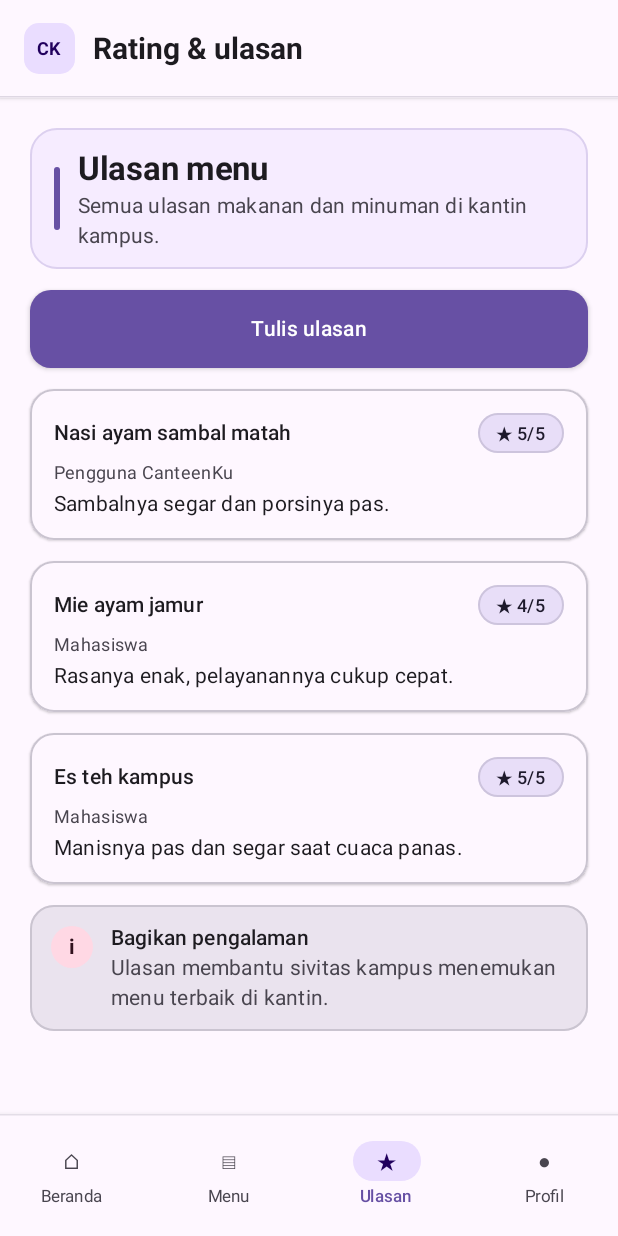
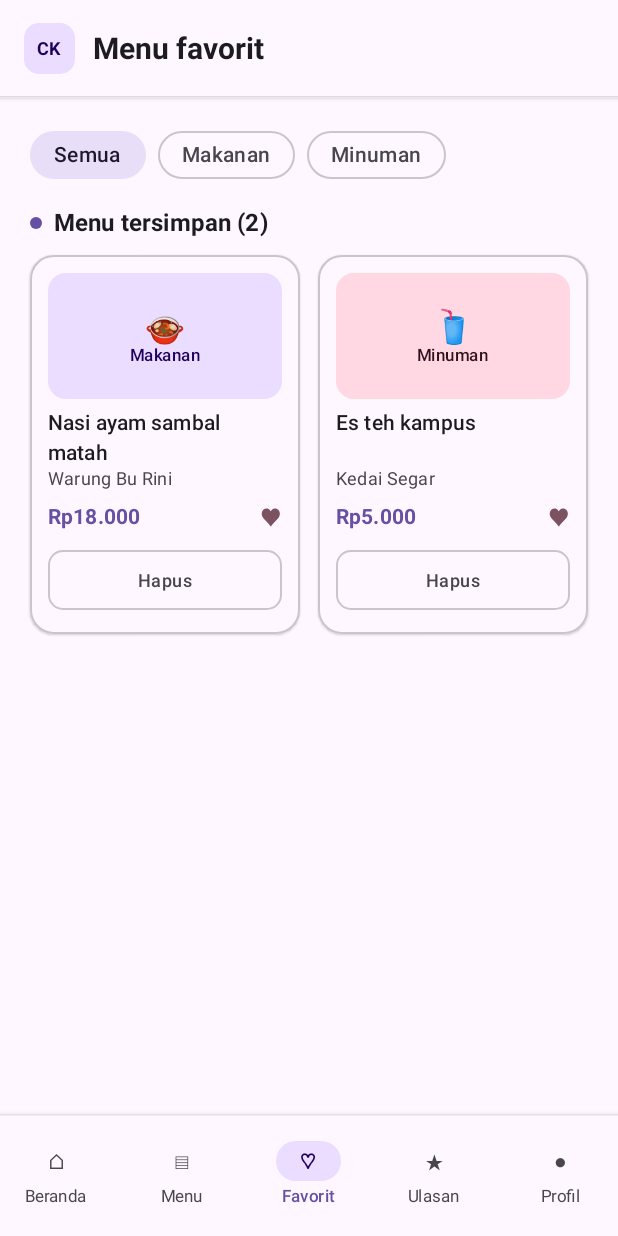
Before and after one commit to Yknov/pamproject, an Android app built with Jetpack Compose: the UserHomeScreen screen opened through its navigation route, item 3 of the bottom bar chosen, on a phone screen of 412 x 824 dp. Run offline under Robolectric (Android 15) with nearby library versions, the phone set to English and light mode, and no system bars.

Commit message:
Implement favorites module (feature 4) with ViewModel and NavHost integration

```diff
--- /dev/null
+++ b/app/src/main/java/yk/example/pamproject/data/favorites/InMemoryFavoriteRepository.kt
@@ -0,0 +1,64 @@
+package yk.example.pamproject.data.favorites
+
+import kotlinx.coroutines.flow.MutableStateFlow
+import kotlinx.coroutines.flow.StateFlow
+import kotlinx.coroutines.flow.asStateFlow
+import kotlinx.coroutines.flow.update
+import yk.example.pamproject.domain.favorites.model.FavoriteMenu
+import yk.example.pamproject.domain.favorites.repository.FavoriteRepository
+
+/**
+ * In-memory implementation of [FavoriteRepository] supporting Read, Insert, and Delete operations
+ * before Supabase backend integration.
+ */
+class InMemoryFavoriteRepository(
+    initialFavorites: List<FavoriteMenu> = defaultSeedFavorites(),
+) : FavoriteRepository {
+
+    private val _favorites = MutableStateFlow(initialFavorites)
+    override val favorites: StateFlow<List<FavoriteMenu>> = _favorites.asStateFlow()
+
+    override fun getFavorites(): List<FavoriteMenu> = _favorites.value
+
+    override fun addFavorite(menu: FavoriteMenu) {
+        _favorites.update { current ->
+            if (current.any { it.menuName.equals(menu.menuName, ignoreCase = true) }) {
+                current
+            } else {
+                current + menu
+            }
+        }
+    }
+
+    override fun removeFavorite(menuName: String) {
+        _favorites.update { current ->
+            current.filterNot { it.menuName.equals(menuName, ignoreCase = true) }
+        }
+    }
+
+    override fun isFavorite(menuName: String): Boolean =
+        _favorites.value.any { it.menuName.equals(menuName, ignoreCase = true) }
+
+    companion object {
+        fun defaultSeedFavorites(): List<FavoriteMenu> = listOf(
+            FavoriteMenu(
+                id = "fav-1",
+                menuName = "Nasi ayam sambal matah",
+                standName = "Warung Bu Rini",
+                price = "Rp18.000",
+                category = "Makanan",
+                description = "Nasi hangat dengan ayam suwir bumbu sambal matah segar khas kantin kampus.",
+                isSubscribedStand = true,
+            ),
+            FavoriteMenu(
+                id = "fav-2",
+                menuName = "Es teh kampus",
+                standName = "Kedai Segar",
+                price = "Rp5.000",
+                category = "Minuman",
+                description = "Es teh manis racikan segar untuk menemani waktu istirahat kuliah.",
+                isSubscribedStand = true,
+            ),
+        )
+    }
+}
--- /dev/null
+++ b/app/src/main/java/yk/example/pamproject/domain/favorites/model/FavoriteMenu.kt
@@ -0,0 +1,14 @@
+package yk.example.pamproject.domain.favorites.model
+
+/**
+ * Domain model representing a user's favorite menu item from a canteen stand.
+ */
+data class FavoriteMenu(
+    val id: String,
+    val menuName: String,
+    val standName: String,
+    val price: String,
+    val category: String,
+    val description: String,
+    val isSubscribedStand: Boolean = true,
+)
--- /dev/null
+++ b/app/src/main/java/yk/example/pamproject/domain/favorites/repository/FavoriteRepository.kt
@@ -0,0 +1,19 @@
+package yk.example.pamproject.domain.favorites.repository
+
+import kotlinx.coroutines.flow.StateFlow
+import yk.example.pamproject.domain.favorites.model.FavoriteMenu
+
+/**
+ * Contract for managing the user's favorite menus (Read, Insert, Delete).
+ */
+interface FavoriteRepository {
+    val favorites: StateFlow<List<FavoriteMenu>>
+
+    fun getFavorites(): List<FavoriteMenu>
+
+    fun addFavorite(menu: FavoriteMenu)
+
+    fun removeFavorite(menuName: String)
+
+    fun isFavorite(menuName: String): Boolean
+}
--- a/app/src/main/java/yk/example/pamproject/navigation/AppDestination.kt
+++ b/app/src/main/java/yk/example/pamproject/navigation/AppDestination.kt
@@ -13,4 +13,6 @@ enum class AppDestination {
     Reviews,
     ReviewDetail,
     ReviewForm,
+    Favorites,
+    FavoriteDetail,
 }
--- a/app/src/main/java/yk/example/pamproject/navigation/AppNavHost.kt
+++ b/app/src/main/java/yk/example/pamproject/navigation/AppNavHost.kt
@@ -1,10 +1,12 @@
 package yk.example.pamproject.navigation
 
 import androidx.compose.runtime.Composable
+import androidx.compose.runtime.collectAsState
 import androidx.compose.runtime.getValue
 import androidx.compose.runtime.mutableStateOf
 import androidx.compose.runtime.saveable.rememberSaveable
 import androidx.compose.runtime.setValue
+import androidx.lifecycle.viewmodel.compose.viewModel
 import androidx.navigation.NavHostController
 import androidx.navigation.compose.NavHost
 import androidx.navigation.compose.composable
@@ -14,7 +16,11 @@ import yk.example.pamproject.ui.auth.RegisterScreen
 import yk.example.pamproject.ui.catalog.CatalogDetailScreen
 import yk.example.pamproject.ui.catalog.CatalogFormScreen
 import yk.example.pamproject.ui.catalog.CatalogListScreen
+import yk.example.pamproject.ui.catalog.demoMenus
 import yk.example.pamproject.ui.components.CanteenNavItem
+import yk.example.pamproject.ui.favorites.FavoriteViewModel
+import yk.example.pamproject.ui.favorites.detail.FavoriteDetailScreen
+import yk.example.pamproject.ui.favorites.list.FavoriteScreen
 import yk.example.pamproject.ui.home.admin.AdminHomeScreen
 import yk.example.pamproject.ui.home.user.UserHomeScreen
 import yk.example.pamproject.ui.profile.EditProfileScreen
@@ -33,10 +39,14 @@ fun AppNavHost(
     var selectedItem by rememberSaveable { mutableStateOf("") }
     var editing by rememberSaveable { mutableStateOf(false) }
 
+    val favoriteViewModel: FavoriteViewModel = viewModel()
+    val favoriteUiState by favoriteViewModel.uiState.collectAsState()
+
     val homeDestination = if (isAdmin) AppDestination.AdminHome else AppDestination.UserHome
     val userNav = listOf(
         CanteenNavItem("Beranda", AppDestination.UserHome),
         CanteenNavItem("Menu", AppDestination.Catalog),
+        CanteenNavItem("Favorit", AppDestination.Favorites),
         CanteenNavItem("Ulasan", AppDestination.Reviews),
         CanteenNavItem("Profil", AppDestination.Profile),
     )
@@ -50,6 +60,9 @@ fun AppNavHost(
     val navigate: (AppDestination) -> Unit = { target ->
         if (target == AppDestination.Reviews) {
             selectedItem = ""
+        }
+        if (target == AppDestination.Favorites) {
+            favoriteViewModel.clearMessages()
         }
         navController.navigate(target.name) {
             launchSingleTop = true
@@ -168,9 +181,15 @@ fun AppNavHost(
             )
         }
         composable(AppDestination.CatalogDetail.name) {
+            val activeMenu = demoMenus.firstOrNull { it.name == selectedItem } ?: demoMenus.first()
+            val isFavorite = favoriteUiState.favorites.any {
+                it.menuName.equals(activeMenu.name, ignoreCase = true)
+            }
             CatalogDetailScreen(
                 menuName = selectedItem,
                 isAdmin = isAdmin,
+                isFavorite = isFavorite,
+                onToggleFavorite = { favoriteViewModel.toggleFavorite(activeMenu) },
                 onBack = {
                     if (!navController.popBackStack()) {
                         navController.navigate(AppDestination.Catalog.name)
@@ -254,5 +273,40 @@ fun AppNavHost(
                 },
             )
         }
+        composable(AppDestination.Favorites.name) {
+            FavoriteScreen(
+                uiState = favoriteUiState,
+                navItems = navItems,
+                selectedDestination = AppDestination.Favorites,
+                onNavigate = navigate,
+                onSelectCategory = favoriteViewModel::selectCategory,
+                onOpenFavorite = { menuName ->
+                    selectedItem = menuName
+                    favoriteViewModel.clearMessages()
+                    navController.navigate(AppDestination.FavoriteDetail.name)
+                },
+                onRemoveFavorite = favoriteViewModel::removeFavorite,
+            )
+        }
+        composable(AppDestination.FavoriteDetail.name) {
+            val selectedFavorite = favoriteUiState.favorites.firstOrNull {
+                it.menuName.equals(selectedItem, ignoreCase = true)
+            }
+            FavoriteDetailScreen(
+                favorite = selectedFavorite,
+                reorderMessage = favoriteUiState.reorderMessage,
+                onBack = {
+                    if (!navController.popBackStack()) {
+                        navController.navigate(AppDestination.Favorites.name)
+                    }
+                },
+                onQuickReorder = {
+                    selectedFavorite?.let {
+                        favoriteViewModel.quickReorder(it.menuName)
+                    }
+                },
+                onRemoveFavorite = favoriteViewModel::removeFavorite,
+            )
+        }
     }
 }
--- a/app/src/main/java/yk/example/pamproject/ui/components/CanteenComponents.kt
+++ b/app/src/main/java/yk/example/pamproject/ui/components/CanteenComponents.kt
@@ -177,6 +177,7 @@ fun CanteenScaffold(
 private fun navSymbolForDestination(destination: AppDestination): String = when (destination) {
     AppDestination.UserHome, AppDestination.AdminHome -> "⌂"
     AppDestination.Catalog -> "▤"
+    AppDestination.Favorites -> "♡"
     AppDestination.Reviews -> "★"
     AppDestination.Profile -> "●"
     else -> "•"
--- /dev/null
+++ b/app/src/main/java/yk/example/pamproject/ui/favorites/FavoriteViewModel.kt
@@ -0,0 +1,103 @@
+package yk.example.pamproject.ui.favorites
+
+import androidx.lifecycle.ViewModel
+import kotlinx.coroutines.flow.MutableStateFlow
+import kotlinx.coroutines.flow.StateFlow
+import kotlinx.coroutines.flow.asStateFlow
+import kotlinx.coroutines.flow.update
+import yk.example.pamproject.data.favorites.InMemoryFavoriteRepository
+import yk.example.pamproject.domain.favorites.model.FavoriteMenu
+import yk.example.pamproject.domain.favorites.repository.FavoriteRepository
+import yk.example.pamproject.ui.catalog.DemoMenu
+
+/**
+ * UI state for the Favorites & Subscriptions module.
+ */
+data class FavoriteUiState(
+    val favorites: List<FavoriteMenu> = emptyList(),
+    val selectedCategory: String = "Semua",
+    val reorderMessage: String? = null,
+    val statusMessage: String? = null,
+)
+
+/**
+ * ViewModel managing favorite menu state, category filtering, CRUD actions, and quick re-order.
+ */
+class FavoriteViewModel(
+    private val repository: FavoriteRepository = InMemoryFavoriteRepository(),
+) : ViewModel() {
+
+    private val _uiState = MutableStateFlow(
+        FavoriteUiState(favorites = repository.getFavorites()),
+    )
+    val uiState: StateFlow<FavoriteUiState> = _uiState.asStateFlow()
+
+    fun selectCategory(category: String) {
+        _uiState.update { it.copy(selectedCategory = category) }
+    }
+
+    fun isFavorite(menuName: String): Boolean = repository.isFavorite(menuName)
+
+    fun addFavorite(menu: DemoMenu) {
+        repository.addFavorite(menu.toFavoriteMenu())
+        _uiState.update {
+            it.copy(
+                favorites = repository.getFavorites(),
+                statusMessage = "${menu.name} ditambahkan ke daftar favorit.",
+            )
+        }
+    }
+
+    fun removeFavorite(menuName: String) {
+        repository.removeFavorite(menuName)
+        _uiState.update {
+            it.copy(
+                favorites = repository.getFavorites(),
+                statusMessage = "$menuName dihapus dari daftar favorit.",
+                reorderMessage = null,
+            )
+        }
+    }
+
+    fun toggleFavorite(menu: DemoMenu) {
+        if (isFavorite(menu.name)) {
+            removeFavorite(menu.name)
+        } else {
+            addFavorite(menu)
+        }
+    }
+
+    fun quickReorder(
+        menuName: String,
+        portionCount: Int? = null,
+        orderType: String? = null,
+    ) {
+        val message = if (portionCount != null && orderType != null) {
+            "Pesanan cepat $portionCount× $menuName ($orderType) disiapkan. Estimasi siap dalam 10 menit."
+        } else {
+            "Pesanan ulang untuk $menuName disiapkan. Estimasi siap dalam 10 menit."
+        }
+        _uiState.update {
+            it.copy(reorderMessage = message)
+        }
+    }
+
+    fun clearMessages() {
+        _uiState.update {
+            it.copy(
+                reorderMessage = null,
+                statusMessage = null,
+            )
+        }
+    }
+
+    private fun DemoMenu.toFavoriteMenu(): FavoriteMenu = FavoriteMenu(
+        id = "fav-${name.lowercase().replace(" ", "-")}",
+        menuName = name,
+        standName = stand,
+        price = price,
+        category = category,
+        description = "Menu favorit dari $stand ($category). Siap dipesan kembali dengan cepat.",
+        isSubscribedStand = true,
+    )
+}
--- /dev/null
+++ b/app/src/main/java/yk/example/pamproject/ui/favorites/components/FavoriteComponents.kt
@@ -0,0 +1,132 @@
+package yk.example.pamproject.ui.favorites.components
+
+import androidx.compose.foundation.BorderStroke
+import androidx.compose.foundation.layout.Arrangement
+import androidx.compose.foundation.layout.Column
+import androidx.compose.foundation.layout.PaddingValues
+import androidx.compose.foundation.layout.Row
+import androidx.compose.foundation.layout.fillMaxWidth
+import androidx.compose.foundation.layout.height
+import androidx.compose.foundation.layout.padding
+import androidx.compose.foundation.shape.RoundedCornerShape
+import androidx.compose.material3.MaterialTheme
+import androidx.compose.material3.OutlinedButton
+import androidx.compose.material3.Surface
+import androidx.compose.material3.Text
+import androidx.compose.runtime.Composable
+import androidx.compose.ui.Alignment
+import androidx.compose.ui.Modifier
+import androidx.compose.ui.text.font.FontWeight
+import androidx.compose.ui.text.style.TextOverflow
+import androidx.compose.ui.unit.dp
+import yk.example.pamproject.domain.favorites.model.FavoriteMenu
+
+/**
+ * Grid card displaying a single saved favorite menu item with a quick delete action.
+ */
+@Composable
+fun FavoriteGridCard(
+    item: FavoriteMenu,
+    onClick: () -> Unit,
+    onRemove: () -> Unit,
+    modifier: Modifier = Modifier,
+) {
+    val isDrink = item.category.equals("Minuman", ignoreCase = true)
+    Surface(
+        onClick = onClick,
+        modifier = modifier.fillMaxWidth(),
+        color = MaterialTheme.colorScheme.surface,
+        shape = RoundedCornerShape(16.dp),
+        border = BorderStroke(1.dp, MaterialTheme.colorScheme.outlineVariant),
+        shadowElevation = 1.dp,
+    ) {
+        Column(
+            modifier = Modifier
+                .fillMaxWidth()
+                .padding(12.dp),
+            verticalArrangement = Arrangement.spacedBy(8.dp),
+        ) {
+            Surface(
+                modifier = Modifier
+                    .fillMaxWidth()
+                    .height(84.dp),
+                color = if (isDrink) {
+                    MaterialTheme.colorScheme.tertiaryContainer
+                } else {
+                    MaterialTheme.colorScheme.primaryContainer
+                },
+                shape = RoundedCornerShape(12.dp),
+            ) {
+                Column(
+                    horizontalAlignment = Alignment.CenterHorizontally,
+                    verticalArrangement = Arrangement.Center,
+                ) {
+                    Text(
+                        text = if (isDrink) "🥤" else "🍲",
+                        style = MaterialTheme.typography.headlineSmall,
+                    )
+                    Text(
+                        text = item.category,
+                        style = MaterialTheme.typography.labelSmall,
+                        color = if (isDrink) {
+                            MaterialTheme.colorScheme.onTertiaryContainer
+                        } else {
+                            MaterialTheme.colorScheme.onPrimaryContainer
+                        },
+                    )
+                }
+            }
+
+            Column(verticalArrangement = Arrangement.spacedBy(2.dp)) {
+                Text(
+                    text = item.menuName,
+                    style = MaterialTheme.typography.titleSmall,
+                    fontWeight = FontWeight.SemiBold,
+                    maxLines = 2,
+                    minLines = 2,
+                    overflow = TextOverflow.Ellipsis,
+                    color = MaterialTheme.colorScheme.onSurface,
+                )
+                Text(
+                    text = item.standName,
+                    style = MaterialTheme.typography.bodySmall,
+                    maxLines = 1,
+                    overflow = TextOverflow.Ellipsis,
+                    color = MaterialTheme.colorScheme.onSurfaceVariant,
+                )
+            }
+
+            Row(
+                modifier = Modifier.fillMaxWidth(),
+                horizontalArrangement = Arrangement.SpaceBetween,
+                verticalAlignment = Alignment.CenterVertically,
+            ) {
+                Text(
+                    text = item.price,
+                    style = MaterialTheme.typography.titleSmall,
+                    fontWeight = FontWeight.Bold,
+                    color = MaterialTheme.colorScheme.primary,
+                )
+                Text(
+                    text = "♥",
+                    style = MaterialTheme.typography.titleSmall,
+                    color = MaterialTheme.colorScheme.tertiary,
+                )
+            }
+
+            OutlinedButton(
+                onClick = onRemove,
+                modifier = Modifier.fillMaxWidth(),
+                shape = RoundedCornerShape(10.dp),
+                contentPadding = PaddingValues(horizontal = 8.dp, vertical = 6.dp),
+                border = BorderStroke(1.dp, MaterialTheme.colorScheme.outlineVariant),
+            ) {
+                Text(
+                    text = "Hapus",
+                    style = MaterialTheme.typography.labelMedium,
+                    color = MaterialTheme.colorScheme.onSurfaceVariant,
+                )
+            }
+        }
+    }
+}
--- /dev/null
+++ b/app/src/main/java/yk/example/pamproject/ui/favorites/list/FavoriteScreen.kt
@@ -0,0 +1,107 @@
+package yk.example.pamproject.ui.favorites.list
+
+import androidx.compose.foundation.layout.Arrangement
+import androidx.compose.foundation.layout.PaddingValues
+import androidx.compose.foundation.layout.Row
+import androidx.compose.foundation.layout.fillMaxSize
+import androidx.compose.foundation.layout.padding
+import androidx.compose.foundation.lazy.grid.GridCells
+import androidx.compose.foundation.lazy.grid.GridItemSpan
+import androidx.compose.foundation.lazy.grid.LazyVerticalGrid
+import androidx.compose.foundation.lazy.grid.items
+import androidx.compose.foundation.shape.RoundedCornerShape
+import androidx.compose.material3.FilterChip
+import androidx.compose.material3.Text
+import androidx.compose.runtime.Composable
+import androidx.compose.ui.Modifier
+import androidx.compose.ui.unit.dp
+import yk.example.pamproject.navigation.AppDestination
+import yk.example.pamproject.ui.components.CanteenNavItem
+import yk.example.pamproject.ui.components.CanteenScaffold
+import yk.example.pamproject.ui.components.InfoPanel
+import yk.example.pamproject.ui.components.SectionHeading
+import yk.example.pamproject.ui.favorites.FavoriteUiState
+import yk.example.pamproject.ui.favorites.components.FavoriteGridCard
+
+/**
+ * Screen presenting saved favorite menus in a 2-column [LazyVerticalGrid] with category filters
+ * and remove actions.
+ */
+@Composable
+fun FavoriteScreen(
+    uiState: FavoriteUiState,
+    navItems: List<CanteenNavItem>,
+    selectedDestination: AppDestination,
+    onNavigate: (AppDestination) -> Unit,
+    onSelectCategory: (String) -> Unit,
+    onOpenFavorite: (String) -> Unit,
+    onRemoveFavorite: (String) -> Unit,
+) {
+    val filteredFavorites = uiState.favorites.filter { item ->
+        uiState.selectedCategory == "Semua" ||
+            item.category.equals(uiState.selectedCategory, ignoreCase = true)
+    }
+
+    CanteenScaffold(
+        title = "Menu favorit",
+        navItems = navItems,
+        selectedDestination = selectedDestination,
+        onNavigate = onNavigate,
+    ) { padding ->
+        LazyVerticalGrid(
+            columns = GridCells.Fixed(2),
+            modifier = Modifier
+                .fillMaxSize()
+                .padding(padding),
+            contentPadding = PaddingValues(horizontal = 20.dp, vertical = 14.dp),
+            horizontalArrangement = Arrangement.spacedBy(12.dp),
+            verticalArrangement = Arrangement.spacedBy(12.dp),
+        ) {
+            item(span = { GridItemSpan(maxLineSpan) }) {
+                Row(horizontalArrangement = Arrangement.spacedBy(8.dp)) {
+                    listOf("Semua", "Makanan", "Minuman").forEach { category ->
+                        FilterChip(
+                            selected = uiState.selectedCategory == category,
+                            onClick = { onSelectCategory(category) },
+                            label = { Text(category) },
+                            shape = RoundedCornerShape(50),
+                        )
+                    }
+                }
+            }
+
+            uiState.statusMessage?.let { message ->
+                item(span = { GridItemSpan(maxLineSpan) }) {
+                    InfoPanel(
+                        title = "Pembaruan favorit",
+                        message = message,
+                    )
+                }
+            }
+
+            item(span = { GridItemSpan(maxLineSpan) }) {
+                SectionHeading(title = "Menu tersimpan (${filteredFavorites.size})")
+            }
+
+            if (filteredFavorites.isNotEmpty()) {
+                items(
+                    items = filteredFavorites,
+                    key = { it.id },
+                ) { favorite ->
+                    FavoriteGridCard(
+                        item = favorite,
+                        onClick = { onOpenFavorite(favorite.menuName) },
+                        onRemove = { onRemoveFavorite(favorite.menuName) },
+                    )
+                }
+            } else {
+                item(span = { GridItemSpan(maxLineSpan) }) {
+                    InfoPanel(
+                        title = "Belum ada menu favorit",
+                        message = "Simpan menu favorit Anda dari halaman detail katalog.",
+                    )
+                }
+            }
+        }
+    }
+}
--- a/app/src/main/java/yk/example/pamproject/ui/home/user/UserHomeScreen.kt
+++ b/app/src/main/java/yk/example/pamproject/ui/home/user/UserHomeScreen.kt
@@ -105,6 +105,14 @@ fun UserHomeScreen(
 
             item {
                 ActionRow(
+                    title = "Menu favorit & langganan",
+                    subtitle = "Simpan menu andalan dan pesan kembali lebih cepat",
+                    onClick = { onNavigate(AppDestination.Favorites) },
+                )
+            }
+
+            item {
+                ActionRow(
                     title = "Profil pengguna",
                     subtitle = "Kelola informasi akun CanteenKu",
                     onClick = { onNavigate(AppDestination.Profile) },
```
Also changed, not shown: app/src/main/java/yk/example/pamproject/ui/catalog/CatalogScreens.kt (+27 -1 lines), app/src/main/java/yk/example/pamproject/ui/favorites/detail/FavoriteDetailScreen.kt (added, +115 -0 lines), 3 other files.
